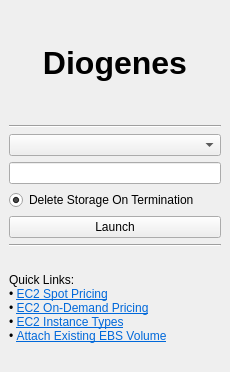
Qt form Diogenes/src/mainwindow.ui (maxlamberti/Diogenes) before a commit.
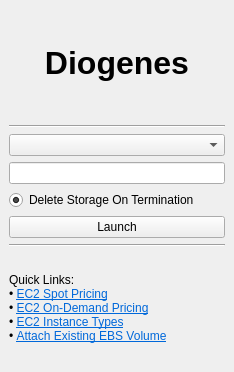
The same form after that commit.

What changed in the file:
```diff
--- a/Diogenes/src/mainwindow.ui
+++ b/Diogenes/src/mainwindow.ui
@@ -6,7 +6,7 @@
    <rect>
     <x>0</x>
     <y>0</y>
-    <width>230</width>
+    <width>234</width>
     <height>372</height>
    </rect>
   </property>
@@ -18,7 +18,7 @@
     <item>
      <widget class="QLabel" name="TitleLabel">
       <property name="text">
-       <string>&lt;html&gt;&lt;head/&gt;&lt;body&gt;&lt;p&gt;&lt;span style=&quot; font-size:24pt; font-weight:600;&quot;&gt;Diogenes&lt;/span&gt;&lt;/p&gt;&lt;/body&gt;&lt;/html&gt;</string>
+       <string>&lt;html&gt;&lt;head/&gt;&lt;body&gt;&lt;p align=&quot;center&quot;&gt;&lt;span style=&quot; font-size:24pt; font-weight:600;&quot;&gt;Diogenes&lt;/span&gt;&lt;/p&gt;&lt;/body&gt;&lt;/html&gt;</string>
       </property>
       <property name="textFormat">
        <enum>Qt::AutoText</enum>
```
